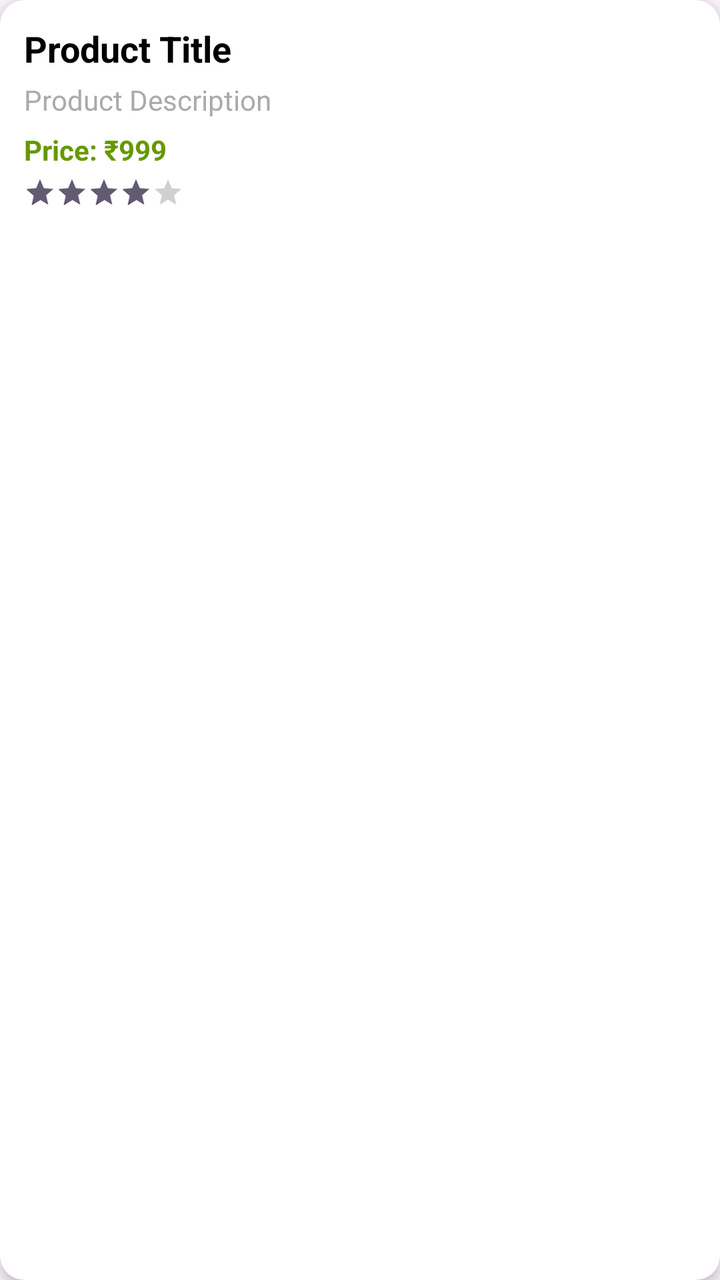
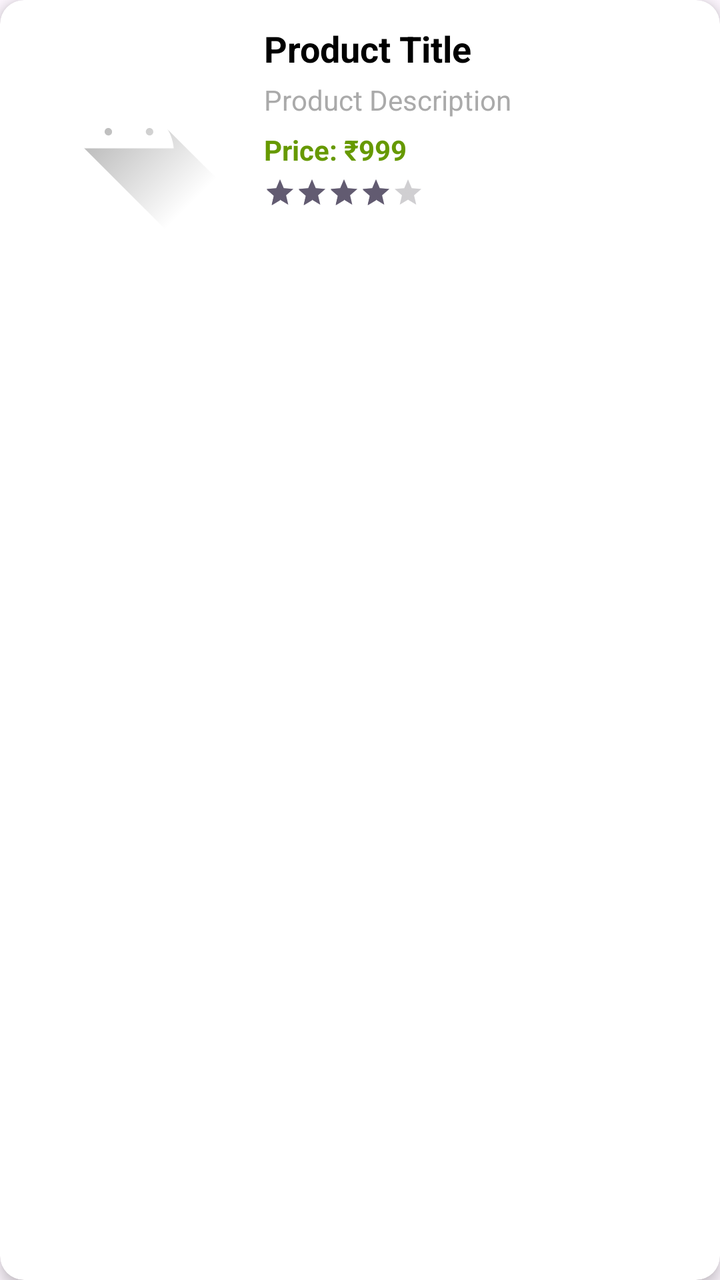

Screens rendered from an Android XML layout before and after an edit, with the pre-edit source and the edit as a unified diff.
<!-- AndroidManifest.xml: application theme Theme.OnlineStorage -->
<!-- res/layout/row_item_products.xml -->
<?xml version="1.0" encoding="utf-8"?>
<androidx.cardview.widget.CardView xmlns:android="http://schemas.android.com/apk/res/android"
    xmlns:app="http://schemas.android.com/apk/res-auto"
    android:id="@+id/cardView"
    android:layout_width="match_parent"
    android:layout_height="wrap_content"
    android:layout_margin="8dp"
    app:cardCornerRadius="12dp"
    app:cardElevation="4dp">

    <LinearLayout
        android:layout_width="match_parent"
        android:layout_height="wrap_content"
        android:orientation="vertical"
        android:padding="12dp">

        <TextView
            android:id="@+id/tvProductTitle"
            android:layout_width="match_parent"
            android:layout_height="wrap_content"
            android:text="Product Title"
            android:textAppearance="?android:attr/textAppearanceMedium"
            android:textStyle="bold"
            android:textColor="@android:color/black" />

        <TextView
            android:id="@+id/tvDescription"
            android:layout_width="match_parent"
            android:layout_height="wrap_content"
            android:text="Product Description"
            android:textAppearance="?android:attr/textAppearanceSmall"
            android:paddingTop="4dp"
            android:textColor="@android:color/darker_gray" />

        <TextView
            android:id="@+id/tvPrice"
            android:layout_width="match_parent"
            android:layout_height="wrap_content"
            android:text="Price: ₹999"
            android:textStyle="bold"
            android:textColor="@android:color/holo_green_dark"
            android:paddingTop="6dp" />

        <RatingBar
            android:id="@+id/ratingBar"
            android:layout_width="wrap_content"
            android:layout_height="wrap_content"
            android:layout_marginTop="4dp"
            android:numStars="5"
            android:stepSize="0.5"
            android:rating="4.0"
            android:isIndicator="true"
            style="@style/Widget.AppCompat.RatingBar.Small" />

    </LinearLayout>

</androidx.cardview.widget.CardView>
<!-- resources referenced by this layout -->
<resources>
  <style name="Theme.OnlineStorage" parent="Base.Theme.OnlineStorage" />
  <style name="Base.Theme.OnlineStorage" parent="Theme.Material3.DayNight.NoActionBar">
          
          
      </style>
</resources>

<!-- the commit's change to res/layout/row_item_products.xml (unified diff, before → after) -->
@@ -11,8 +11,21 @@
     <LinearLayout
         android:layout_width="match_parent"
         android:layout_height="wrap_content"
-        android:orientation="vertical"
+        android:orientation="horizontal"
         android:padding="12dp">
+
+        <ImageView
+            android:id="@+id/imageview"
+            android:layout_width="105dp"
+            android:layout_height="105dp"
+            android:background="@color/white"
+            android:src="@drawable/ic_launcher_foreground"/>
+
+        <LinearLayout
+        android:layout_width="match_parent"
+        android:layout_height="wrap_content"
+            android:layout_marginStart="15dp"
+        android:orientation="vertical">
 
         <TextView
             android:id="@+id/tvProductTitle"
@@ -54,4 +67,6 @@
 
     </LinearLayout>
 
+    </LinearLayout>
+
 </androidx.cardview.widget.CardView>
<!-- resource entries referenced after the edit -->
@@ -1,5 +1,37 @@
 <!-- resources referenced by this layout -->
 <resources>
+  <color name="white">#FFFFFFFF</color>
+  <!-- drawable ic_launcher_foreground (drawable) -->
+  <vector xmlns:android="http://schemas.android.com/apk/res/android"
+      xmlns:aapt="http://schemas.android.com/aapt"
+      android:width="108dp"
+      android:height="108dp"
+      android:viewportWidth="108"
+      android:viewportHeight="108">
+      <path android:pathData="M31,63.928c0,0 6.4,-11 12.1,-13.1c7.2,-2.6 26,-1.4 26,-1.4l38.1,38.1L107,108.928l-32,-1L31,63.928z">
+          <aapt:attr name="android:fillColor">
+              <gradient
+                  android:endX="85.84757"
+                  android:endY="92.4963"
+                  android:startX="42.9492"
+                  android:startY="49.59793"
+                  android:type="linear">
+                  <item
+                      android:color="#44000000"
+                      android:offset="0.0" />
+                  <item
+                      android:color="#00000000"
+                      android:offset="1.0" />
+              </gradient>
+          </aapt:attr>
+      </path>
+      <path
+          android:fillColor="#FFFFFF"
+          android:fillType="nonZero"
+          android:pathData="M65.3,45.828l3.8,-6.6c0.2,-0.4 0.1,-0.9 -0.3,-1.1c-0.4,-0.2 -0.9,-0.1 -1.1,0.3l-3.9,6.7c-6.3,-2.8 -13.4,-2.8 -19.7,0l-3.9,-6.7c-0.2,-0.4 -0.7,-0.5 -1.1,-0.3C38.8,38.328 38.7,38.828 38.9,39.228l3.8,6.6C36.2,49.428 31.7,56.028 31,63.928h46C76.3,56.028 71.8,49.428 65.3,45.828zM43.4,57.328c-0.8,0 -1.5,-0.5 -1.8,-1.2c-0.3,-0.7 -0.1,-1.5 0.4,-2.1c0.5,-0.5 1.4,-0.7 2.1,-0.4c0.7,0.3 1.2,1 1.2,1.8C45.3,56.528 44.5,57.328 43.4,57.328L43.4,57.328zM64.6,57.328c-0.8,0 -1.5,-0.5 -1.8,-1.2s-0.1,-1.5 0.4,-2.1c0.5,-0.5 1.4,-0.7 2.1,-0.4c0.7,0.3 1.2,1 1.2,1.8C66.5,56.528 65.6,57.328 64.6,57.328L64.6,57.328z"
+          android:strokeWidth="1"
+          android:strokeColor="#00000000" />
+  </vector>
   <style name="Theme.OnlineStorage" parent="Base.Theme.OnlineStorage" />
   <style name="Base.Theme.OnlineStorage" parent="Theme.Material3.DayNight.NoActionBar">
           
